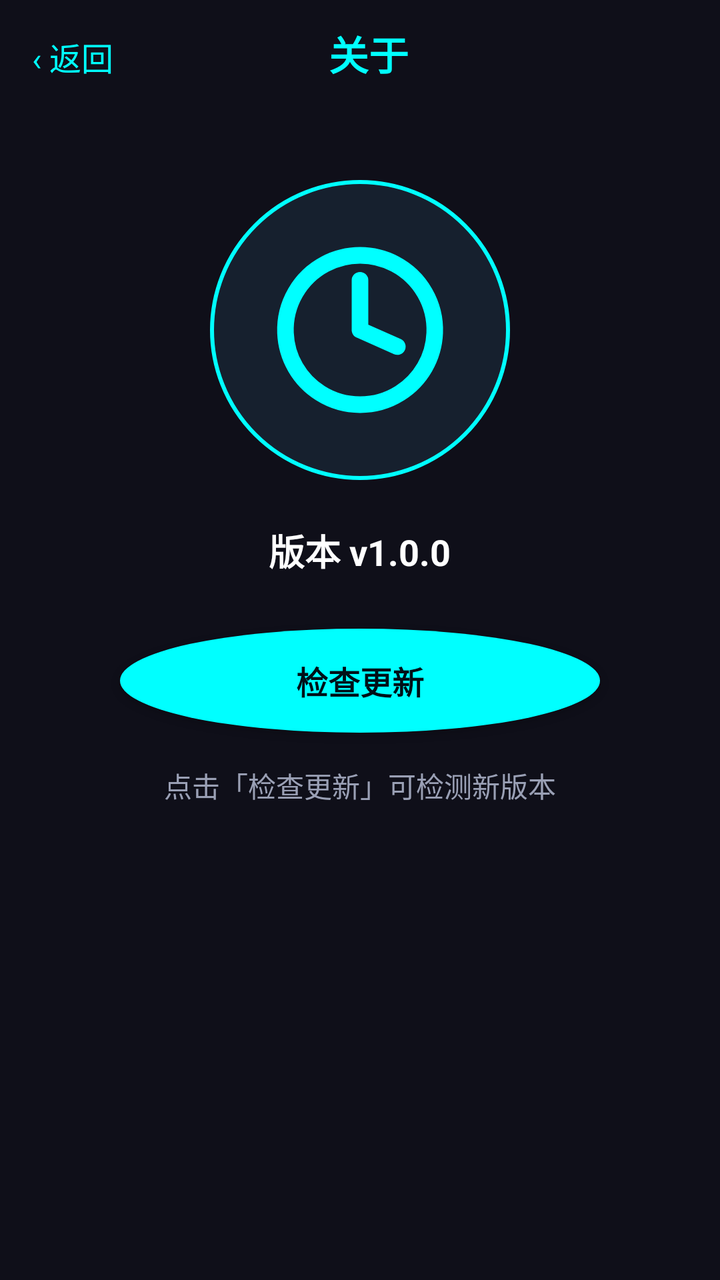
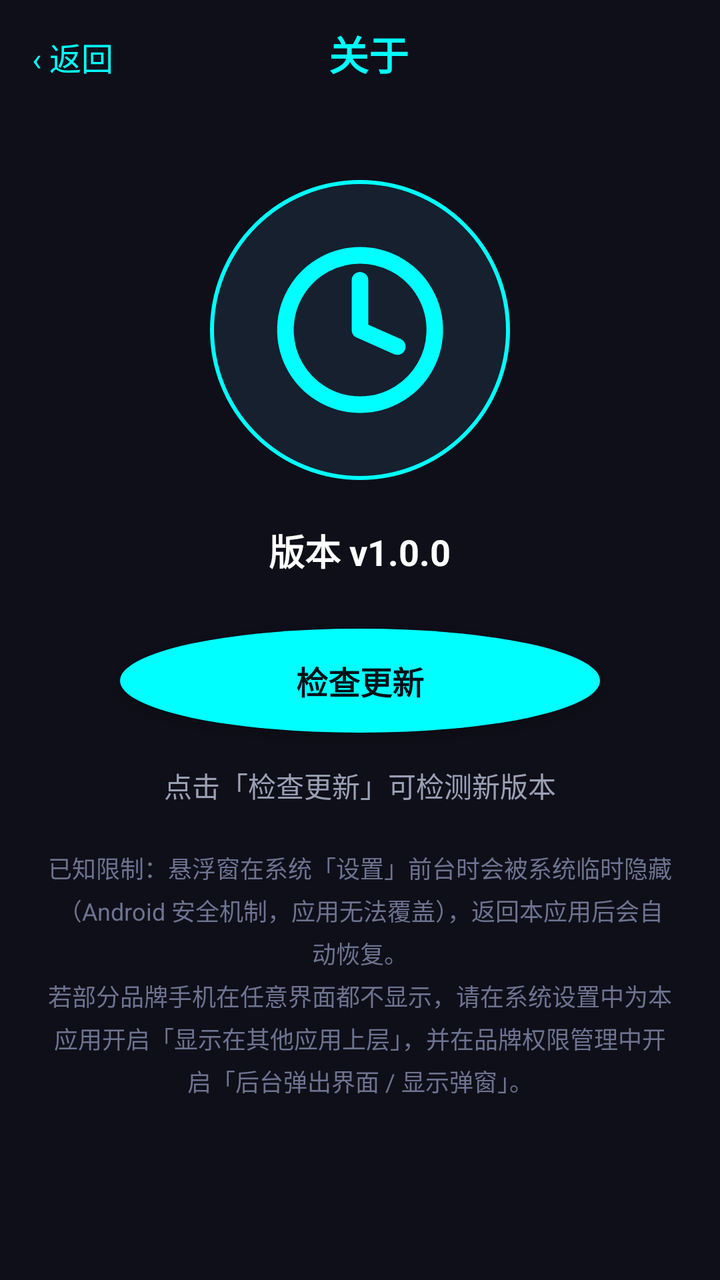

Before-and-after screenshots of an Android layout around one commit, followed by the original layout XML and the change that was made.
<!-- AndroidManifest.xml: application theme AppTheme -->
<!-- res/layout/activity_about.xml -->
<?xml version="1.0" encoding="utf-8"?>
<FrameLayout xmlns:android="http://schemas.android.com/apk/res/android"
    android:layout_width="match_parent"
    android:layout_height="match_parent"
    android:background="#0F0F19">

    
    <LinearLayout
        android:layout_width="match_parent"
        android:layout_height="wrap_content"
        android:orientation="horizontal"
        android:padding="12dp">

        <TextView
            android:id="@+id/backBtn"
            android:layout_width="wrap_content"
            android:layout_height="wrap_content"
            android:text="‹ 返回"
            android:textColor="#00FFFF"
            android:textSize="16sp"
            android:padding="4dp" />

        <TextView
            android:layout_width="0dp"
            android:layout_height="wrap_content"
            android:layout_weight="1"
            android:text="关于"
            android:textColor="#00FFFF"
            android:textSize="20sp"
            android:textStyle="bold"
            android:gravity="center"
            android:layout_marginEnd="40dp" />
    </LinearLayout>

    
    <LinearLayout
        android:layout_width="match_parent"
        android:layout_height="match_parent"
        android:orientation="vertical"
        android:gravity="center_horizontal"
        android:paddingTop="90dp"
        android:paddingStart="24dp"
        android:paddingEnd="24dp">

        
        <FrameLayout
            android:layout_width="150dp"
            android:layout_height="150dp"
            android:background="@drawable/about_icon_bg">

            <ImageView
                android:layout_width="112dp"
                android:layout_height="112dp"
                android:layout_gravity="center"
                android:src="@drawable/ic_launcher_foreground" />
        </FrameLayout>

        <TextView
            android:id="@+id/versionTv"
            android:layout_width="wrap_content"
            android:layout_height="wrap_content"
            android:layout_marginTop="22dp"
            android:text="版本 v1.0.0"
            android:textColor="#FFFFFF"
            android:textSize="18sp"
            android:textStyle="bold" />

        <Button
            android:id="@+id/updateBtn"
            android:layout_width="240dp"
            android:layout_height="52dp"
            android:layout_marginTop="26dp"
            android:text="检查更新"
            android:textSize="16sp"
            android:textStyle="bold"
            android:textColor="#001018"
            android:background="@drawable/circle_btn" />

        <TextView
            android:id="@+id/statusTv"
            android:layout_width="match_parent"
            android:layout_height="wrap_content"
            android:layout_marginTop="16dp"
            android:gravity="center"
            android:textColor="#9AA0B5"
            android:textSize="14sp"
            android:text="点击「检查更新」可检测新版本" />

    </LinearLayout>

</FrameLayout>
<!-- resources referenced by this layout -->
<resources>
  <!-- drawable about_icon_bg (drawable) -->
  <?xml version="1.0" encoding="utf-8"?>
  <shape xmlns:android="http://schemas.android.com/apk/res/android"
      android:shape="oval">
      <solid android:color="#16202E" />
      <stroke
          android:width="2dp"
          android:color="#00FFFF" />
  </shape>
  <!-- drawable circle_btn (drawable) -->
  <?xml version="1.0" encoding="utf-8"?>
  <shape xmlns:android="http://schemas.android.com/apk/res/android"
      android:shape="oval">
      <solid android:color="#00FFFF" />
  </shape>
  <!-- drawable ic_launcher_foreground (drawable) -->
  <vector xmlns:android="http://schemas.android.com/apk/res/android"
      android:width="108dp"
      android:height="108dp"
      android:viewportWidth="108"
      android:viewportHeight="108">
      
      <path
          android:pathData="M54,18a36,36 0 1,0 0.1,0 Z"
          android:strokeColor="#00FFFF"
          android:strokeWidth="8"
          android:fillColor="#00000000" />
      
      <path
          android:pathData="M54,54 L54,30 M54,54 L72,62"
          android:strokeColor="#00FFFF"
          android:strokeWidth="8"
          android:fillColor="#00000000"
          android:strokeLineCap="round" />
  </vector>
  <style name="AppTheme" parent="android:Theme.Material.NoActionBar">
          <item name="android:colorBackground">#0F0F19</item>
          <item name="android:windowBackground">#0F0F19</item>
          <item name="android:statusBarColor">#0F0F19</item>
      </style>
</resources>

<!-- the commit's change to res/layout/activity_about.xml (unified diff, before → after) -->
@@ -86,6 +86,16 @@
             android:textSize="14sp"
             android:text="点击「检查更新」可检测新版本" />
 
+        <TextView
+            android:layout_width="match_parent"
+            android:layout_height="wrap_content"
+            android:layout_marginTop="22dp"
+            android:gravity="center"
+            android:lineSpacingExtra="4dp"
+            android:textColor="#6E7491"
+            android:textSize="12sp"
+            android:text="已知限制：悬浮窗在系统「设置」前台时会被系统临时隐藏（Android 安全机制，应用无法覆盖），返回本应用后会自动恢复。\n若部分品牌手机在任意界面都不显示，请在系统设置中为本应用开启「显示在其他应用上层」，并在品牌权限管理中开启「后台弹出界面 / 显示弹窗」。" />
+
     </LinearLayout>
 
 </FrameLayout>
